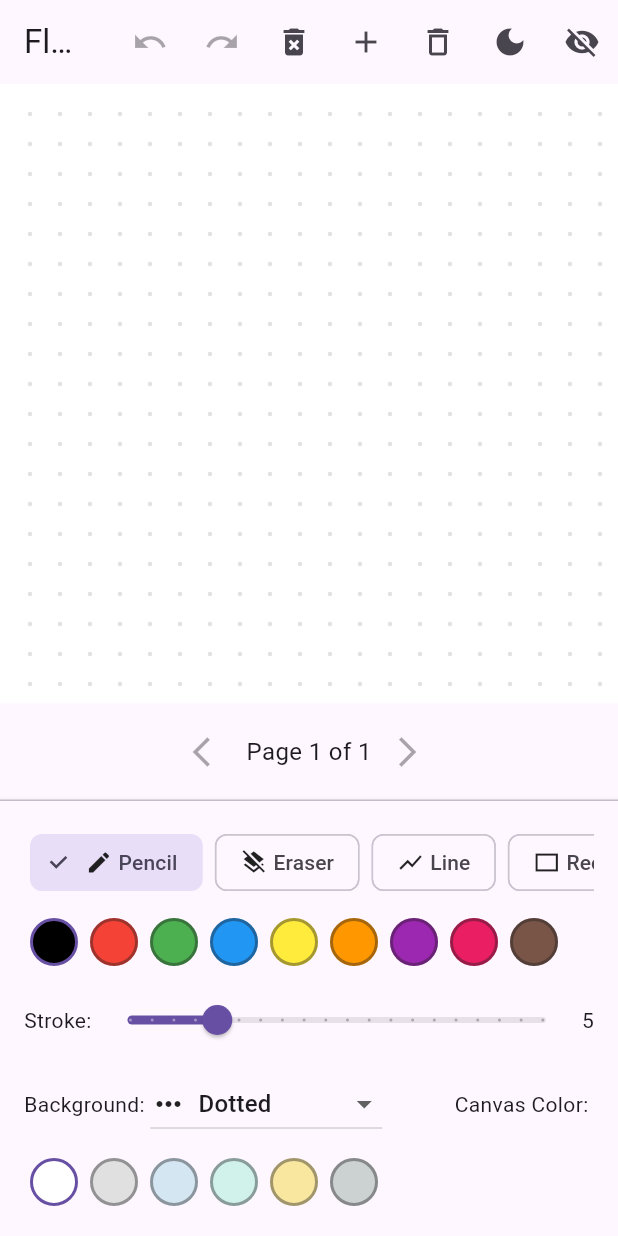
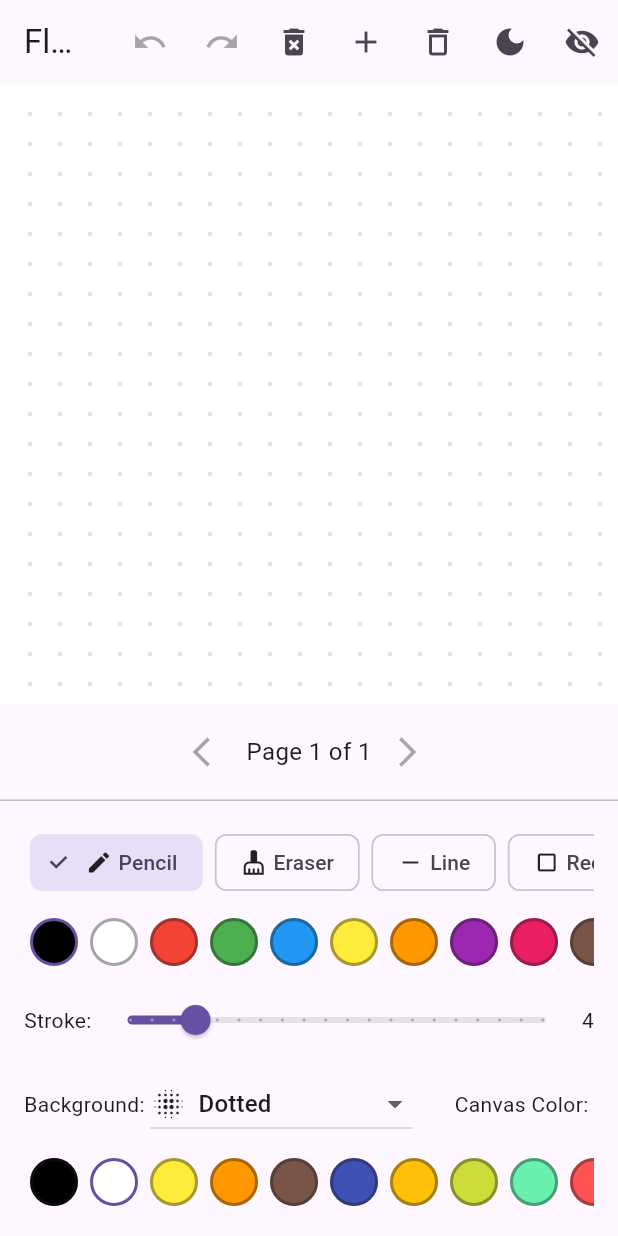
Before and after one commit to MohamedAliShaltoot/Painter_App, a Flutter app: the screen it shows after launch, on a phone screen of 412 x 824 dp. Run offline on Flutter 3.47's test engine with Material 3 defaults, Android fonts, the phone set to English and light mode, and no system bars.

Commit message:
add imports to main

```diff
--- a/lib/main.dart
+++ b/lib/main.dart
@@ -1,72 +1,10 @@
+// ignore_for_file: deprecated_member_use
+
 import 'package:flutter/material.dart';
 import 'dart:math';
-
-// ===========================================================================
-// ENUMS AND CONSTANTS (Moved outside for better organization)
-// ===========================================================================
-
-enum BackgroundType {
-  none('None', Icons.clear),
-  dotted('Dotted', Icons.more_horiz),
-  grid('Grid', Icons.grid_on),
-  lines('Lines', Icons.line_weight),
-  diagonalGrid('Diagonal Grid', Icons.grid_3x3),
-  starryNight('Starry Night', Icons.stars);
-
-  final String displayName;
-  final IconData icon;
-
-  const BackgroundType(this.displayName, this.icon);
-}
-
-enum ToolType {
-  pencil('Pencil', Icons.edit),
-  eraser('Eraser', Icons.layers_clear),
-  line('Line', Icons.show_chart),
-  rectangle('Rectangle', Icons.rectangle_outlined),
-  circle('Circle', Icons.circle_outlined),
-  text('Text', Icons.text_fields);
-
-  final String displayName;
-  final IconData icon;
-
-  const ToolType(this.displayName, this.icon);
-}
-
-class AppConstants {
-  static const double defaultStrokeWidth = 5.0;
-  static const double eraserMultiplier = 2.0;
-  static const double defaultFontSize = 24.0;
-  static const double minFontSize = 10.0;
-  static const double maxFontSize = 60.0;
-  static const double defaultBackgroundSpacing = 20.0;
-  static const int maxUndoRedoStates = 20;
-
-  static const List<Color> paletteColors = [
-    Colors.black,
-    Colors.red,
-    Colors.green,
-    Colors.blue,
-    Colors.yellow,
-    Colors.orange,
-    Colors.purple,
-    Colors.pink,
-    Colors.brown,
-  ];
-
-  static const List<Color> backgroundPaletteColors = [
-    Colors.white,
-    Color(0xFFE0E0E0),
-    Color(0xFFD4E6F1),
-    Color(0xFFD1F2EB),
-    Color(0xFFF9E79F),
-    Color(0xFFCCD1D1),
-  ];
-}
-
-// ===========================================================================
-// MAIN APP WIDGET
-// ===========================================================================
+import 'package:painter_app/core/enums/background_type.dart';
+import 'package:painter_app/core/enums/tool_type.dart';
+import 'package:painter_app/core/utils/app_constants.dart';
 
 void main() {
   runApp(const MyDrawingApp());
```
